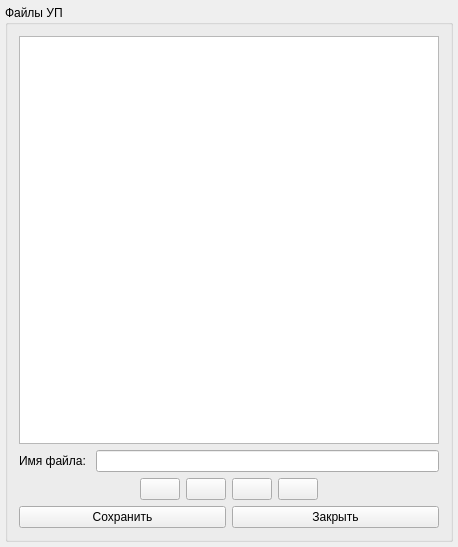
Old version of the form phx-cnc-ui-mainform/src/forms/CXFilesList.ui in the repository superkulpa/phx-cnc-ui.
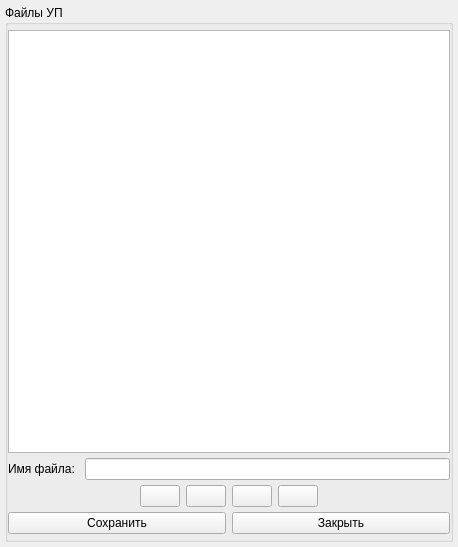
New version of the form. Icons and pictures are not drawn. Custom widgets are drawn as their Qt base class.

Patch:
```diff
--- a/phx-cnc-ui-mainform/src/forms/CXFilesList.ui
+++ b/phx-cnc-ui-mainform/src/forms/CXFilesList.ui
@@ -35,6 +35,21 @@
       <string>Файлы УП</string>
      </property>
      <layout class="QVBoxLayout" name="verticalLayout">
+      <property name="spacing">
+       <number>5</number>
+      </property>
+      <property name="leftMargin">
+       <number>0</number>
+      </property>
+      <property name="topMargin">
+       <number>5</number>
+      </property>
+      <property name="rightMargin">
+       <number>0</number>
+      </property>
+      <property name="bottomMargin">
+       <number>5</number>
+      </property>
       <item>
        <widget class="QListView" name="mFileView">
         <property name="editTriggers">
```
Left out of the diff: 11 changed lines with no effect on the pictures.
